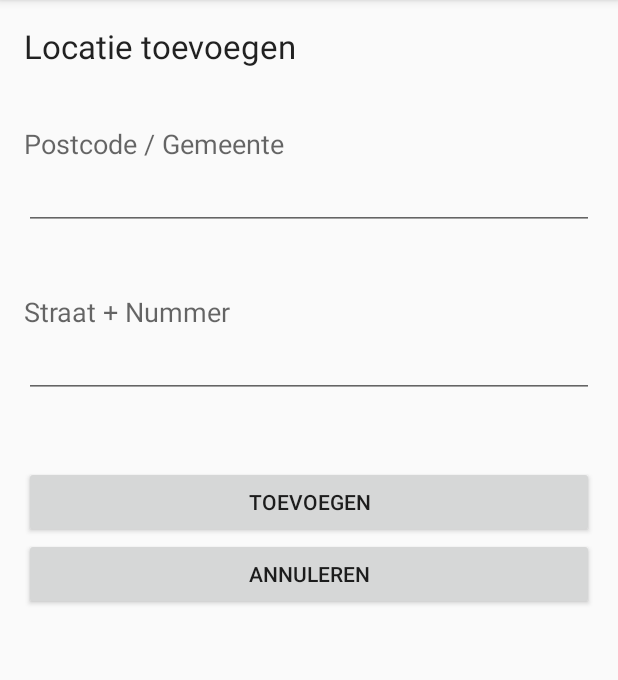
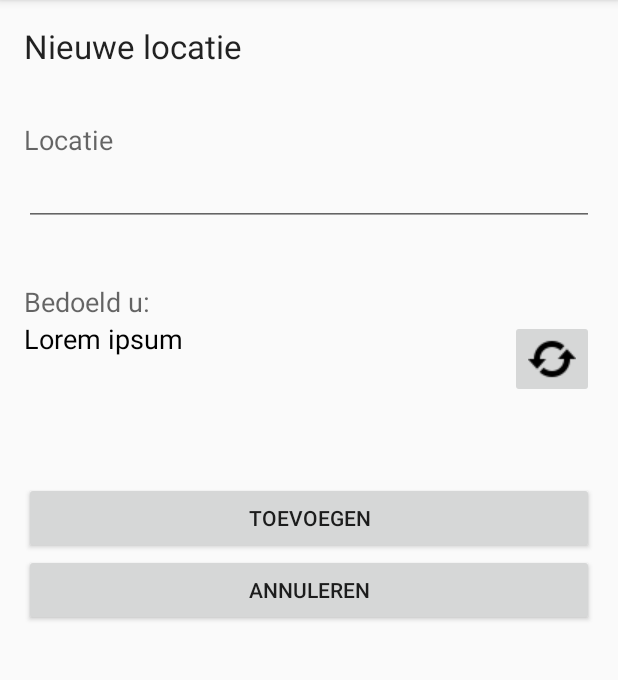
Before and after one commit to HeinPauwelyn/Roeteplanner, an Android app: the screen it shows after launch (StartActivity), after a tap on "NIEUWE LOCATIE TOEVOEGEN", on a phone screen of 412 x 824 dp, the part 84-764 px from its top. Run offline under Robolectric (Android 15) with nearby library versions, the phone set to English and light mode, and no system bars; our stand-ins replace ButterKnife; 3 other taps on this screen came first.

Commit message:
smart locaties

```diff
--- a/roeteplanner/app/src/main/AndroidManifest.xml
+++ b/roeteplanner/app/src/main/AndroidManifest.xml
@@ -1,6 +1,8 @@
 <?xml version="1.0" encoding="utf-8"?>
 <manifest xmlns:android="http://schemas.android.com/apk/res/android"
     package="be.howest.nmct.roeteplanner">
+
+    <uses-permission android:name="android.permission.INTERNET"/>
 
     <application
         android:allowBackup="true"
--- a/roeteplanner/app/src/main/java/be/howest/nmct/roeteplanner/LocatiesFragment.java
+++ b/roeteplanner/app/src/main/java/be/howest/nmct/roeteplanner/LocatiesFragment.java
@@ -2,6 +2,9 @@ package be.howest.nmct.roeteplanner;
 
 import android.os.Bundle;
 import android.app.Fragment;
+import android.support.v7.widget.DefaultItemAnimator;
+import android.support.v7.widget.LinearLayoutManager;
+import android.support.v7.widget.RecyclerView;
 import android.view.LayoutInflater;
 import android.view.View;
 import android.view.ViewGroup;
@@ -9,10 +12,10 @@ import android.widget.Button;
 import android.widget.ListView;
 import android.widget.TextView;
 
-import java.util.ArrayList;
-
+import be.howest.nmct.roeteplanner.SmartNieuwLocatieFragement;
 import be.howest.nmct.roeteplanner.classes.Locatie;
 import be.howest.nmct.roeteplanner.classes.OnFragementReplaceListener;
+import be.howest.nmct.roeteplanner.helpers.LocatieRecyclerAdapter;
 import be.howest.nmct.roeteplanner.repositories.LocatieRepo;
 import butterknife.Bind;
 import butterknife.ButterKnife;
@@ -20,7 +23,7 @@ import butterknife.ButterKnife;
 public class LocatiesFragment extends Fragment  {
 
     @Bind(R.id.txvKopTekst) TextView txvKopTekst;
-    @Bind(R.id.lstLocaties) ListView lstLocaties;
+    @Bind(R.id.rcvLocaties) RecyclerView rcvLocaties;
     @Bind(R.id.btnSelecteren) Button btnSelecteren;
     @Bind(R.id.btnNieuw) Button btnNieuw;
 
@@ -28,6 +31,9 @@ public class LocatiesFragment extends Fragment  {
     private OnLocatieGevondenListener _locatieGevodenlistener;
     private static String _kopTekst = "Uw locaties";
     private static LocatieRepo _locatieRepo;
+
+    private RecyclerView.LayoutManager _layoutManager;
+    private LocatieRecyclerAdapter _locatieRecyclerAdapter;
 
     public LocatiesFragment() {
     }
@@ -60,13 +66,18 @@ public class LocatiesFragment extends Fragment  {
 
         txvKopTekst.setText(_kopTekst);
 
+        _layoutManager = new LinearLayoutManager(getActivity());
         _fragmentReplaceListener = (StartActivity) getActivity();
+
+        rcvLocaties.setLayoutManager(_layoutManager);
+        rcvLocaties.setItemAnimator(new DefaultItemAnimator());
+
 
         btnNieuw.setOnClickListener(new View.OnClickListener() {
             @Override
             public void onClick(View v) {
                 if (_fragmentReplaceListener != null) {
-                    _fragmentReplaceListener.newFragment(NieuweLocatieFragment.newInstance());
+                    _fragmentReplaceListener.newFragment(SmartNieuwLocatieFragement.newInstance());
                 }
             }
         });
@@ -74,6 +85,14 @@ public class LocatiesFragment extends Fragment  {
         return view;
     }
 
+    @Override
+    public void onActivityCreated(Bundle savedInstanceState){
+        super.onActivityCreated(savedInstanceState);
+
+        _locatieRecyclerAdapter = new LocatieRecyclerAdapter();
+        rcvLocaties.setAdapter(_locatieRecyclerAdapter);
+    }
+
     public interface OnLocatieGevondenListener {
         void onLocatieGevonden(Locatie locatie);
     }
--- a/roeteplanner/app/src/main/java/be/howest/nmct/roeteplanner/NieuweLocatieFragment.java
+++ b/roeteplanner/app/src/main/java/be/howest/nmct/roeteplanner/NieuweLocatieFragment.java
@@ -8,12 +8,14 @@ import android.view.ViewGroup;
 import android.widget.Button;
 import android.widget.EditText;
 
+import be.howest.nmct.roeteplanner.classes.INieweLocatieFragment;
 import be.howest.nmct.roeteplanner.classes.Locatie;
 import be.howest.nmct.roeteplanner.classes.OnFragementReplaceListener;
+import be.howest.nmct.roeteplanner.classes.OnNieuweLocatieCreatieListener;
 import butterknife.Bind;
 import butterknife.ButterKnife;
 
-public class NieuweLocatieFragment extends Fragment {
+public class NieuweLocatieFragment extends Fragment implements INieweLocatieFragment {
 
     @Bind(R.id.btnToevoegen) Button btnToevoegen;
     @Bind(R.id.btnAnnuleren) Button btnAnnuleren;
@@ -62,8 +64,5 @@ public class NieuweLocatieFragment extends Fragment {
         return view;
     }
 
-    public interface OnNieuweLocatieCreatieListener {
 
-        void onNieuweLocatieCreeerd(Locatie locatie);
-    }
 }
--- /dev/null
+++ b/roeteplanner/app/src/main/java/be/howest/nmct/roeteplanner/SmartNieuwLocatieFragement.java
@@ -0,0 +1,115 @@
+package be.howest.nmct.roeteplanner;
+
+import android.content.Context;
+import android.net.Uri;
+import android.os.AsyncTask;
+import android.os.Bundle;
+import android.app.Fragment;
+import android.support.design.widget.Snackbar;
+import android.util.Log;
+import android.view.LayoutInflater;
+import android.view.View;
+import android.view.ViewGroup;
+import android.widget.Button;
+import android.widget.EditText;
+import android.widget.ImageButton;
+import android.widget.ImageView;
+import android.widget.SeekBar;
+import android.widget.TextView;
+
+import java.io.BufferedReader;
+import java.io.InputStream;
+import java.io.InputStreamReader;
+import java.util.concurrent.ExecutionException;
+
+import be.howest.nmct.roeteplanner.classes.INieweLocatieFragment;
+import be.howest.nmct.roeteplanner.classes.Locatie;
+import be.howest.nmct.roeteplanner.classes.OnFragementReplaceListener;
+import be.howest.nmct.roeteplanner.classes.OnNieuweLocatieCreatieListener;
+import be.howest.nmct.roeteplanner.repositories.GoogleLocationRepo;
+import butterknife.Bind;
+import butterknife.ButterKnife;
+
+
+public class SmartNieuwLocatieFragement extends Fragment implements INieweLocatieFragment {
+
+    @Bind(R.id.btnRefresh) ImageButton btnRefresh;
+    @Bind(R.id.btnAnnuleren) Button btnAnnuleren;
+    @Bind(R.id.btnToevoegen) Button btnToevoegen;
+    @Bind(R.id.txvBedoeling) TextView txvBedoeling;
+    @Bind(R.id.edtLocatie) EditText edtLocatie;
+
+    private GoogleLocationRepo _googleLocatieRepo;
+    private OnNieuweLocatieCreatieListener _nieuweLocatieCreatieListener;
+    private OnFragementReplaceListener _fragmentReplaceListener;
+
+    public SmartNieuwLocatieFragement() {
+    }
+
+    public static SmartNieuwLocatieFragement newInstance() {
+        return new SmartNieuwLocatieFragement();
+    }
+
+    @Override
+    public void onCreate(Bundle savedInstanceState) {
+        super.onCreate(savedInstanceState);
+    }
+
+    @Override
+    public View onCreateView(LayoutInflater inflater, ViewGroup container, Bundle savedInstanceState) {
+        View v =  inflater.inflate(R.layout.fragment_smart_nieuw_locatie_fragement, container, false);
+
+        ButterKnife.bind(this, v);
+
+        _fragmentReplaceListener = (StartActivity) getActivity();
+        _nieuweLocatieCreatieListener = (StartActivity) getActivity();
+        _googleLocatieRepo = new GoogleLocationRepo();
+
+        btnAnnuleren.setOnClickListener(new View.OnClickListener() {
+            @Override
+            public void onClick(View v) {
+                _fragmentReplaceListener.newFragment(LocatiesFragment.newInstance());
+            }
+        });
+
+        btnToevoegen.setOnClickListener(new View.OnClickListener() {
+            @Override
+            public void onClick(View v) {
+
+                Locatie locatie = new Locatie(edtLocatie.getText().toString(), "");
+
+                _nieuweLocatieCreatieListener.onNieuweLocatieCreeerd(locatie);
+                _fragmentReplaceListener.newFragment(LocatiesFragment.newInstance());
+
+                Snackbar.make(v, locatie.toString() + "is toegevoegd", Snackbar.LENGTH_LONG).show();
+            }
+        });
+
+        btnRefresh.setOnClickListener(new View.OnClickListener() {
+            @Override
+            public void onClick(View v) {
+                leesData(v);
+            }
+        });
+
+        return v;
+    }
+
+    private void leesData(View v) {
+        Locatie locatie = null;
+
+        try {
+             locatie = new GoogleLocationRepo().execute(edtLocatie.getText().toString()).get();
+        }
+        catch (ExecutionException | InterruptedException ex){
+            Snackbar.make(v, "Fout tijdens het verwerken van de aanvraag", Snackbar.LENGTH_LONG).show();
+            return;
+        }
+
+        if (locatie == null) {
+            Snackbar.make(v, "Controleer uw internetverbinding", Snackbar.LENGTH_LONG).show();
+        } else {
+            txvBedoeling.setText(locatie.toString());
+        }
+    }
+}
--- a/roeteplanner/app/src/main/java/be/howest/nmct/roeteplanner/StartActivity.java
+++ b/roeteplanner/app/src/main/java/be/howest/nmct/roeteplanner/StartActivity.java
@@ -16,9 +16,10 @@ import android.view.MenuItem;
 
 import be.howest.nmct.roeteplanner.classes.Locatie;
 import be.howest.nmct.roeteplanner.classes.OnFragementReplaceListener;
+import be.howest.nmct.roeteplanner.classes.OnNieuweLocatieCreatieListener;
 import be.howest.nmct.roeteplanner.repositories.LocatieRepo;
 
-public class StartActivity extends AppCompatActivity implements NavigationView.OnNavigationItemSelectedListener, OnFragementReplaceListener, NieuweLocatieFragment.OnNieuweLocatieCreatieListener {
+public class StartActivity extends AppCompatActivity implements NavigationView.OnNavigationItemSelectedListener, OnFragementReplaceListener, OnNieuweLocatieCreatieListener {
 
     private LocatieRepo _locatieRepo = null;
 
--- /dev/null
+++ b/roeteplanner/app/src/main/java/be/howest/nmct/roeteplanner/classes/OnNieuweLocatieCreatieListener.java
@@ -0,0 +1,6 @@
+package be.howest.nmct.roeteplanner.classes;
+
+public interface OnNieuweLocatieCreatieListener {
+
+    void onNieuweLocatieCreeerd(Locatie locatie);
+}
--- a/roeteplanner/app/src/main/java/be/howest/nmct/roeteplanner/repositories/LocatieRepo.java
+++ b/roeteplanner/app/src/main/java/be/howest/nmct/roeteplanner/repositories/LocatieRepo.java
@@ -17,11 +17,11 @@ import be.howest.nmct.roeteplanner.classes.Locatie;
 
 public class LocatieRepo {
 
-    private ArrayList<Locatie> _locaties = new ArrayList<Locatie>();
+    private static ArrayList<Locatie> _locaties = new ArrayList<Locatie>();
     private final String _bestandsnaam = "Roeteplaner_locaties.csv";
     private Context _ctx;
 
-    public ArrayList<Locatie> getLocaties() {
+    public static ArrayList<Locatie> getLocaties() {
         return _locaties;
     }
 
@@ -84,4 +84,5 @@ public class LocatieRepo {
     public void addLocatie(Locatie locatie){
         _locaties.add(locatie);
     }
+
 }
--- a/roeteplanner/app/src/main/res/layout-land/fragment_locaties.xml
+++ b/roeteplanner/app/src/main/res/layout-land/fragment_locaties.xml
@@ -13,10 +13,10 @@
         android:layout_alignParentStart="true"
         android:layout_alignParentEnd="true" />
 
-    <ListView
+    <android.support.v7.widget.RecyclerView
         android:layout_width="wrap_content"
         android:layout_height="115dp"
-        android:id="@+id/lstLocaties"
+        android:id="@+id/rcvLocaties"
         android:layout_below="@+id/txvKopTekst"
         android:layout_alignParentStart="true"
         android:choiceMode="singleChoice"
--- /dev/null
+++ b/roeteplanner/app/src/main/res/layout-land/fragment_smart_nieuw_locatie_fragement.xml
@@ -0,0 +1,81 @@
+<?xml version="1.0" encoding="utf-8"?>
+<RelativeLayout xmlns:android="http://schemas.android.com/apk/res/android"
+    android:orientation="vertical" android:layout_width="match_parent"
+    android:layout_height="match_parent">
+    <TextView
+        android:layout_width="wrap_content"
+        android:layout_height="wrap_content"
+        android:textAppearance="?android:attr/textAppearanceLarge"
+        android:text="@string/nieuwe_locatie"
+        android:id="@+id/txvNieuweLocatieText"
+        android:layout_alignParentTop="true"
+        android:layout_alignParentStart="true"
+        android:layout_alignEnd="@+id/btnRefresh" />
+
+    <TextView
+        android:layout_width="wrap_content"
+        android:layout_height="wrap_content"
+        android:textAppearance="?android:attr/textAppearanceMedium"
+        android:text="@string/locatie"
+        android:id="@+id/txvNaam"
+        android:layout_below="@+id/txvNieuweLocatieText"
+        android:layout_alignParentStart="true"
+        android:layout_marginTop="35dp" />
+
+    <EditText
+        android:layout_width="245dp"
+        android:layout_height="wrap_content"
+        android:id="@+id/edtLocatie"
+        android:layout_alignParentStart="true"
+        android:layout_below="@+id/txvNaam"
+        android:layout_alignParentLeft="true" />
+
+    <TextView
+        android:layout_width="wrap_content"
+        android:layout_height="wrap_content"
+        android:textAppearance="?android:attr/textAppearanceMedium"
+        android:text="@string/bedoeld_u"
+        android:id="@+id/textView2"
+        android:layout_alignTop="@+id/txvNaam"
+        android:layout_centerHorizontal="true" />
+
+    <TextView
+        android:layout_width="wrap_content"
+        android:layout_height="wrap_content"
+        android:textAppearance="?android:attr/textAppearanceMedium"
+        android:text="@string/lorem_ipsum"
+        android:id="@+id/txvBedoeling"
+        android:layout_below="@+id/textView2"
+        android:layout_alignBottom="@+id/btnRefresh"
+        android:textColor="#000000"
+        android:layout_alignStart="@+id/textView2"
+        android:layout_toStartOf="@+id/btnRefresh" />
+
+    <Button
+        android:layout_width="wrap_content"
+        android:layout_height="wrap_content"
+        android:text="@string/toevoegen"
+        android:id="@+id/btnToevoegen"
+        android:layout_below="@+id/txvBedoeling"
+        android:layout_alignParentStart="true"
+        android:layout_marginTop="56dp"
+        android:layout_alignParentEnd="true" />
+
+    <Button
+        android:layout_width="wrap_content"
+        android:layout_height="wrap_content"
+        android:text="@string/annuleren"
+        android:id="@+id/btnAnnuleren"
+        android:layout_below="@+id/btnToevoegen"
+        android:layout_alignParentStart="true"
+        android:layout_alignParentEnd="true" />
+
+    <ImageButton
+        android:layout_width="wrap_content"
+        android:layout_height="wrap_content"
+        android:id="@+id/btnRefresh"
+        android:layout_below="@+id/textView2"
+        android:layout_alignParentEnd="true"
+        android:src="@mipmap/ic_refresh" />
+
+</RelativeLayout>
--- a/roeteplanner/app/src/main/res/layout/fragment_locaties.xml
+++ b/roeteplanner/app/src/main/res/layout/fragment_locaties.xml
@@ -33,10 +33,10 @@
         android:layout_alignParentStart="true"
         android:layout_alignParentEnd="true" />
 
-    <ListView
+    <android.support.v7.widget.RecyclerView
         android:layout_width="wrap_content"
         android:layout_height="wrap_content"
-        android:id="@+id/lstLocaties"
+        android:id="@+id/rcvLocaties"
         android:layout_below="@+id/txvKopTekst"
         android:layout_alignParentStart="true"
         android:layout_above="@+id/btnSelecteren"
--- /dev/null
+++ b/roeteplanner/app/src/main/res/layout/fragment_smart_nieuw_locatie_fragement.xml
@@ -0,0 +1,85 @@
+<RelativeLayout xmlns:android="http://schemas.android.com/apk/res/android"
+    xmlns:tools="http://schemas.android.com/tools"
+    android:layout_width="match_parent"
+    android:layout_height="match_parent"
+    tools:context=".SmartNieuwLocatieFragement">
+
+
+    <TextView
+        android:layout_width="wrap_content"
+        android:layout_height="wrap_content"
+        android:textAppearance="?android:attr/textAppearanceLarge"
+        android:text="@string/nieuwe_locatie"
+        android:id="@+id/txvNieuweLocatieText"
+        android:layout_alignParentTop="true"
+        android:layout_alignParentStart="true" />
+
+    <TextView
+        android:layout_width="wrap_content"
+        android:layout_height="wrap_content"
+        android:textAppearance="?android:attr/textAppearanceMedium"
+        android:text="@string/locatie"
+        android:id="@+id/txvNaam"
+        android:layout_below="@+id/txvNieuweLocatieText"
+        android:layout_alignParentStart="true"
+        android:layout_marginTop="35dp" />
+
+    <EditText
+        android:layout_width="wrap_content"
+        android:layout_height="wrap_content"
+        android:id="@+id/edtLocatie"
+        android:layout_alignParentStart="true"
+        android:layout_alignParentEnd="true"
+        android:layout_below="@+id/txvNaam"
+        android:layout_alignParentLeft="true" />
+
+    <TextView
+        android:layout_width="wrap_content"
+        android:layout_height="wrap_content"
+        android:textAppearance="?android:attr/textAppearanceMedium"
+        android:text="@string/bedoeld_u"
+        android:id="@+id/textView2"
+        android:layout_marginTop="38dp"
+        android:layout_below="@+id/edtLocatie"
+        android:layout_alignParentStart="true" />
+
+    <TextView
+        android:layout_width="wrap_content"
+        android:layout_height="wrap_content"
+        android:textAppearance="?android:attr/textAppearanceMedium"
+        android:text="@string/lorem_ipsum"
+        android:id="@+id/txvBedoeling"
+        android:layout_below="@+id/textView2"
+        android:layout_alignParentStart="true"
+        android:layout_toStartOf="@+id/btnRefresh"
+        android:layout_alignBottom="@+id/btnRefresh"
+        android:textColor="#000000" />
+
+    <Button
+        android:layout_width="wrap_content"
+        android:layout_height="wrap_content"
+        android:text="@string/toevoegen"
+        android:id="@+id/btnToevoegen"
+        android:layout_below="@+id/txvBedoeling"
+        android:layout_alignParentStart="true"
+        android:layout_marginTop="56dp"
+        android:layout_alignParentEnd="true" />
+
+    <Button
+        android:layout_width="wrap_content"
+        android:layout_height="wrap_content"
+        android:text="@string/annuleren"
+        android:id="@+id/btnAnnuleren"
+        android:layout_below="@+id/btnToevoegen"
+        android:layout_alignParentStart="true"
+        android:layout_alignParentEnd="true" />
+
+    <ImageButton
+        android:layout_width="wrap_content"
+        android:layout_height="wrap_content"
+        android:id="@+id/btnRefresh"
+        android:layout_below="@+id/textView2"
+        android:layout_alignParentEnd="true"
+        android:src="@mipmap/ic_refresh" />
+
+</RelativeLayout>
--- a/roeteplanner/app/src/main/res/values/strings.xml
+++ b/roeteplanner/app/src/main/res/values/strings.xml
@@ -19,4 +19,7 @@
     <string name="straat_nummer">Straat + Nummer</string>
     <string name="toevoegen">Toevoegen</string>
     <string name="annuleren">Annuleren</string>
+    <string name="nieuwe_locatie">Nieuwe locatie</string>
+    <string name="bedoeld_u">Bedoeld u:</string>
+    <string name="locatie">Locatie</string>
 </resources>
```
Also changed, not shown: roeteplanner/app/src/main/java/be/howest/nmct/roeteplanner/classes/INieweLocatieFragment.java (added, +12 -0 lines), roeteplanner/app/src/main/java/be/howest/nmct/roeteplanner/classes/Locatie.java (+57 -4 lines), roeteplanner/app/src/main/java/be/howest/nmct/roeteplanner/helpers/LocatieRecyclerAdapter.java (added, +48 -0 lines), roeteplanner/app/src/main/java/be/howest/nmct/roeteplanner/repositories/GoogleLocationRepo.java (added, +39 -0 lines), roeteplanner/app/src/main/res/layout/row_locatie.xml (added, +38 -0 lines), roeteplanner/app/src/main/res/mipmap-mdpi/ic_refresh.png (added).
